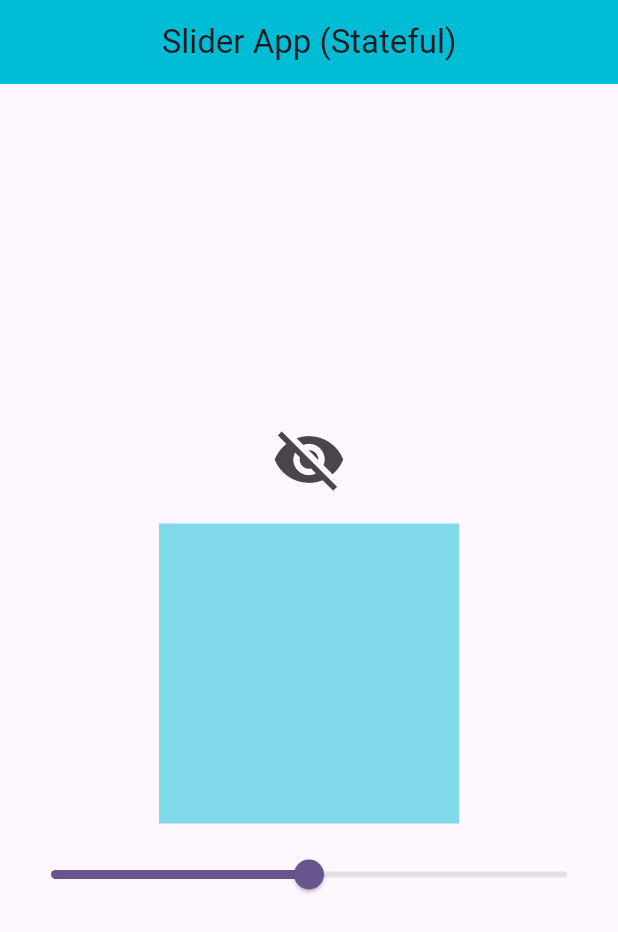
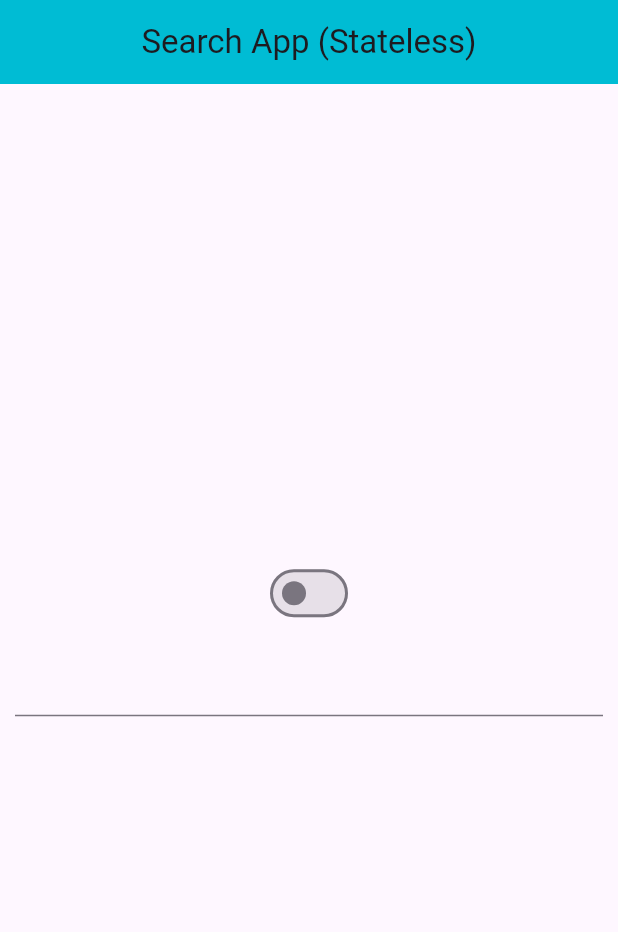
Before and after one commit to foysal012/riverpod_toutorial, a Flutter app: the screen it shows after launch, on a phone screen of 412 x 824 dp. Shown: the top 932 px of the screen. Run offline on Flutter 3.47's test engine with Material 3 defaults, Android fonts, the phone set to English and light mode, and no system bars; our stand-ins replace flutter_riverpod.

Commit message:
search provider with multiple statehandeing on day-4 Ongoing.

```diff
--- a/lib/day_3/slider_home_stateful_screen.dart
+++ b/lib/day_3/slider_home_stateful_screen.dart
@@ -10,8 +10,6 @@ class SliderHomeStatefulScreen extends ConsumerStatefulWidget {
 }
 
 class _SliderHomeStatefulScreenState extends ConsumerState<SliderHomeStatefulScreen> {
-
-  // double sliderValue = 0.1;
 
   @override
   Widget build(BuildContext context) {
--- /dev/null
+++ b/lib/day_4/search_home_stateless_screen.dart
@@ -0,0 +1,69 @@
+import 'package:flutter/material.dart';
+import 'package:flutter_riverpod/flutter_riverpod.dart';
+import 'package:riverpod_toutorial/day_4/search_provider.dart';
+
+class SearchHomeStatelessScreen extends ConsumerWidget {
+  const SearchHomeStatelessScreen({super.key});
+
+  @override
+  Widget build(BuildContext context, WidgetRef ref) {
+
+    // final searchString = ref.watch(searchProvider);
+    debugPrint('build1: ${DateTime.now().second}');
+
+    return Scaffold(
+      appBar: AppBar(
+        title: Text('Search App (Stateless)'),
+        centerTitle: true,
+        backgroundColor: Colors.cyan,
+      ),
+
+      body: Container(
+        padding: EdgeInsets.all(10.0),
+        alignment: Alignment.center,
+        child: Column(
+          mainAxisAlignment: MainAxisAlignment.center,
+          children: [
+            Consumer(
+                builder: (context, ref, child) {
+
+                  debugPrint('build4: ${DateTime.now().second}');
+                  final searchString = ref.watch(searchProvider.select((value) => value.isSearched));
+                  return Switch(
+                      value: searchString,
+                      onChanged: (value) {
+                        ref.read(searchProvider.notifier).onChange(onChange: value);
+                      },
+                  );
+                }
+            ),
+            SizedBox(height: 10.0),
+
+            Consumer(
+              builder: (context, ref, child) {
+
+                debugPrint('build2: ${DateTime.now().second}');
+
+                return TextField(
+                  onChanged: (value) {
+                    ref.read(searchProvider.notifier).searchText(query: value);
+                  },
+                );
+              }
+            ),
+            SizedBox(height: 10.0),
+
+            Consumer(
+              builder: (context, ref, child) {
+
+                final searchString = ref.watch(searchProvider.select((value) => value.searchValue));
+                debugPrint('build3: ${DateTime.now().second}');
+
+              return Text('${searchString}');
+            })
+          ],
+        ),
+      ),
+    );
+  }
+}
--- a/lib/main.dart
+++ b/lib/main.dart
@@ -6,6 +6,7 @@ import 'day_2/counter_stateful_screen.dart';
 import 'day_2/counter_stateless_screen.dart';
 import 'day_3/slider_home_stateless_screen.dart';
 import 'day_3/slider_home_stateful_screen.dart';
+import 'day_4/search_home_stateless_screen.dart';
 
 void main() {
   runApp(const MyApp());
@@ -28,7 +29,8 @@ class MyApp extends StatelessWidget {
         // home: CounterStatelessScreen(),
         // home: CounterStatefulScreen(),
         // home: SliderHomeSateLessScreen(),
-        home: SliderHomeStatefulScreen(),
+        // home: SliderHomeStatefulScreen(),
+        home: SearchHomeStatelessScreen(),
       ),
     );
   }
```
Also changed, not shown: lib/day_4/search_provider.dart (added, +31 -0 lines).
